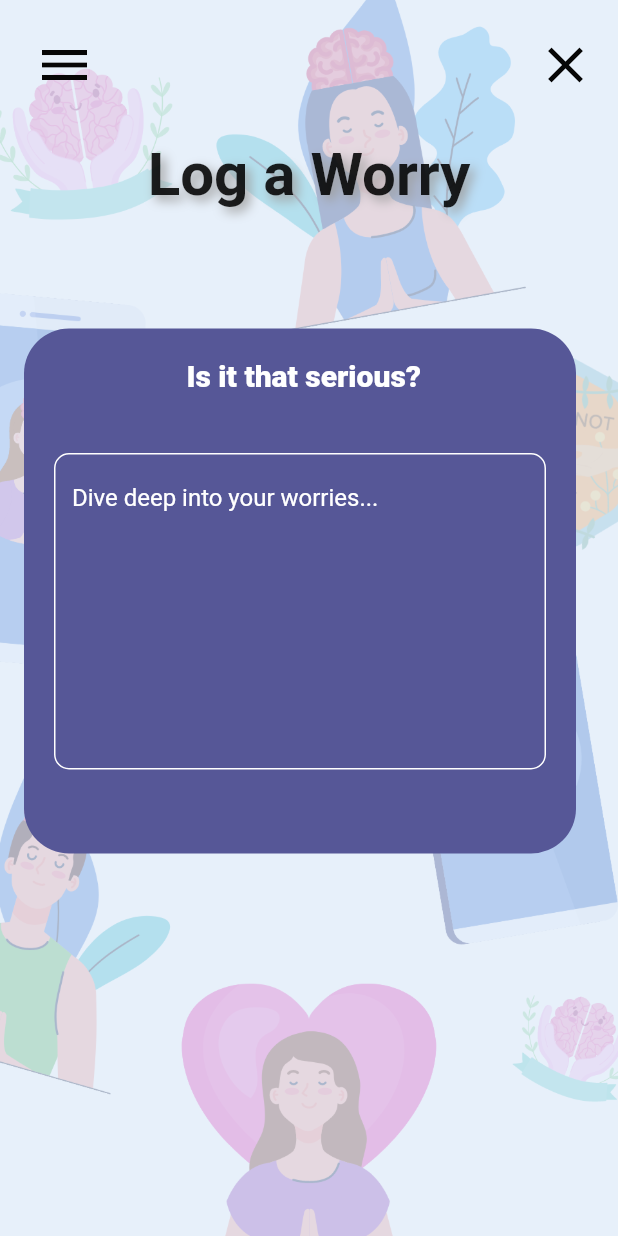
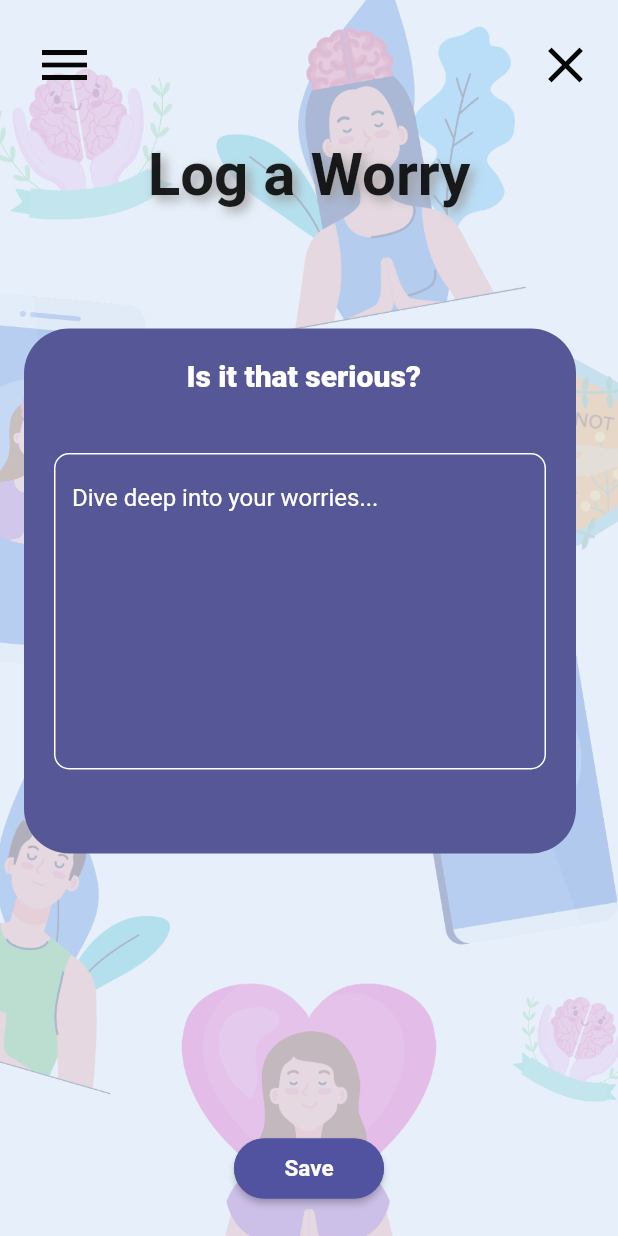
Before and after one commit to farahramzy/inmy_head, a Flutter app: the Worry screen opened by its route, on a phone screen of 412 x 824 dp. Run offline on Flutter 3.47's test engine with Material 2 defaults, Android fonts, the phone set to English and light mode, and no system bars.

Commit message:
Save button for worry page

```diff
--- a/lib/screens/worry.dart
+++ b/lib/screens/worry.dart
@@ -12,85 +12,6 @@ class Worry extends StatefulWidget {
   @override
   State<Worry> createState() => _WorrysState();
 }
-
-// class _WorrysState extends State<Worry> {
-//   final GlobalKey<ScaffoldState> _globalKey = GlobalKey<ScaffoldState>();
-//   @override
-//   Widget build(BuildContext context) {
-//     return MaterialApp(
-//       home: Container(
-//         decoration: const BoxDecoration(
-//             image: DecorationImage(
-//                 image: AssetImage("images/reflect.png"), fit: BoxFit.cover)),
-//         child: Scaffold(
-//           key: _globalKey,
-//           drawer: const NavigationDrawer(),
-//           backgroundColor: Colors.transparent,
-//           body: PageView(
-//             children: <Widget>[
-//               // Padding(
-//               //   padding: const EdgeInsets.all(15.0),
-//               //   child: Row(
-//               //     mainAxisAlignment: MainAxisAlignment.spaceBetween,
-//               //     children: [
-//               //       IconButton(
-//               //         onPressed: () {
-//               //           _globalKey.currentState?.openDrawer();
-//               //         },
-//               //         icon: const Icon(Icons.menu, size: FontSize.s40),
-//               //         color: ColorManager.white,
-//               //       ),
-//               //       IconButton(
-//               //         onPressed: () {
-//               //           Navigator.pushNamed(context, 'homePage');
-//               //         },
-//               //         icon: const Icon(Icons.close_sharp, size: FontSize.s40),
-//               //         color: ColorManager.white,
-//               //       ),
-//               //     ],
-//               //   ),
-//               // ),
-//               Stack(
-//                 children: const <Widget>[
-//                   Cont1(),
-//                   TextPage(text: "Is it that serious?"),
-//                 ],
-//               ),
-//               Stack(
-//                 children: const <Widget>[
-//                   Cont1(),
-//                   TextPage(text: "Is there a solution?"),
-//                 ],
-//               ),
-//               Stack(
-//                 children: const <Widget>[
-//                   Cont1(),
-//                   TextPage(text: "Is it out of your control?"),
-//                 ],
-//               ),
-//               Stack(
-//                 children: const <Widget>[
-//                   Cont1(),
-//                   TextPage(text: "Have you overcome worse?"),
-//                 ],
-//               ),
-//               Stack(
-//                 children: const <Widget>[
-//                   Cont1(),
-//                   TextPage(
-//                       text:
-//                           "What are the tools to help you get \n through this?"),
-//                   Button(),
-//                 ],
-//               ),
-//             ],
-//           ),
-//         ),
-//       ),
-//       debugShowCheckedModeBanner: false,
-//     );
-//   }
-// }
 
 class _WorrysState extends State<Worry> {
   final GlobalKey<ScaffoldState> _globalKey = GlobalKey<ScaffoldState>();
@@ -152,7 +73,6 @@ class _WorrysState extends State<Worry> {
                 ),
                 const SizedBox(height: 60.0),
                 Expanded(
-                  // height: 320,
                   child: ListView.builder(
                     scrollDirection: Axis.horizontal,
                     itemCount: worryData.worryList!.length,
@@ -164,7 +84,6 @@ class _WorrysState extends State<Worry> {
                           title: SizedBox(
                             height: 350,
                             child: Container(
-                              // color: ColorManager.black,
                               width: 350,
                               decoration: BoxDecoration(
                                 borderRadius: BorderRadius.circular(30.0),
@@ -172,7 +91,6 @@ class _WorrysState extends State<Worry> {
                               ),
                               padding: const EdgeInsets.fromLTRB(0, 5, 0, 5),
                               child: Column(
-                                // crossAxisAlignment: CrossAxisAlignment.start,
                                 children: [
                                   Padding(
                                     padding: const EdgeInsets.only(
@@ -223,6 +141,32 @@ class _WorrysState extends State<Worry> {
                     },
                   ),
                 ),
+                SizedBox(
+                  height: 40, //height of button
+                  width: 100, //width of button
+                  child: ElevatedButton(
+                    style: ElevatedButton.styleFrom(
+                        primary: ColorManager.darkPurple,
+                        side: BorderSide(
+                            width: 3, color: ColorManager.darkPurple),
+                        shape: RoundedRectangleBorder(
+                            borderRadius: BorderRadius.circular(20)),
+                        padding: const EdgeInsets.all(10)),
+                    onPressed: () {
+                      //save to firebase and go to journal page
+                    },
+                    child: const Text(
+                      'Save',
+                      textAlign: TextAlign.right,
+                      style: TextStyle(
+                          fontWeight: FontWeightManager.bold,
+                          fontSize: FontSize.s15),
+                    ),
+                  ),
+                ),
+                const SizedBox(
+                  height: 25,
+                ),
               ],
             ),
           ),
```
